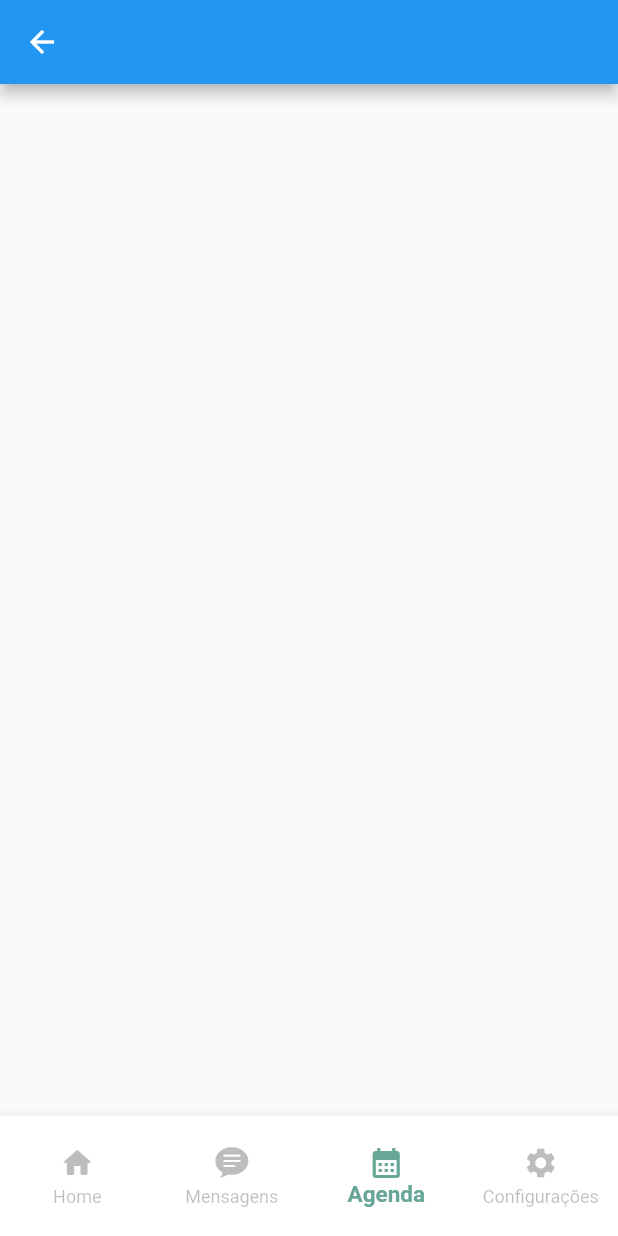
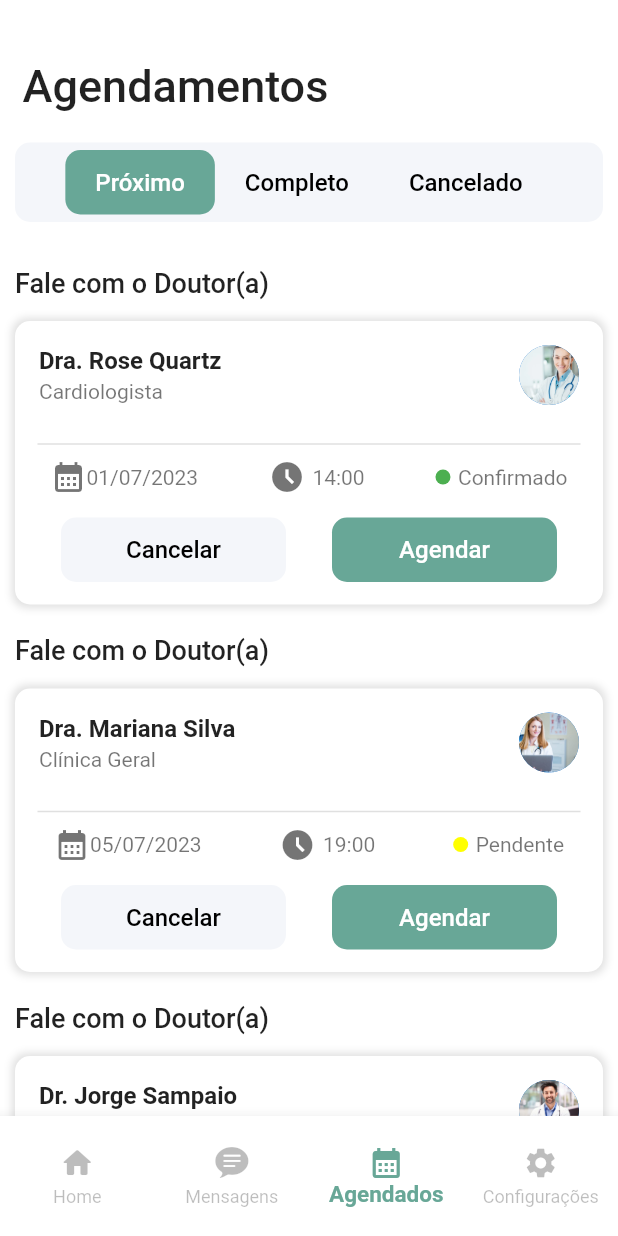
Before and after one commit to CaioReis29/hospital-app, a Flutter app: the NavbarRotas screen opened directly, item 3 of the bottom bar chosen, on a phone screen of 412 x 824 dp. Run offline on Flutter 3.47's test engine with Material 2 defaults, Android fonts, the phone set to English and light mode, and no system bars.

Commit message:
add-consultas-agendadas

```diff
--- /dev/null
+++ b/lib/pages/agendamentos.dart
@@ -0,0 +1,148 @@
+import 'package:flutter/material.dart';
+import 'package:hospital_app/widgets/consultas_canceladas.dart';
+import 'package:hospital_app/widgets/consultas_completas.dart';
+import 'package:hospital_app/widgets/consultas_proximas.dart';
+
+class Calendario extends StatefulWidget {
+  const Calendario({super.key});
+
+  @override
+  State<Calendario> createState() => _CalendarioState();
+}
+
+class _CalendarioState extends State<Calendario> {
+  int _botaoIndex = 0;
+
+  final _agendaWidgets = [
+    ConsultasProximas(),
+    ConsultasCompletas(),
+    ConsultasCanceladas(),
+  ];
+
+  @override
+  Widget build(BuildContext context) {
+    return SingleChildScrollView(
+      child: Padding(
+        padding: EdgeInsets.only(top: 40),
+        child: Column(
+          crossAxisAlignment: CrossAxisAlignment.start,
+          children: [
+            Padding(
+              padding: EdgeInsets.symmetric(horizontal: 15),
+              child: Text(
+                'Agendamentos',
+                style: TextStyle(
+                  fontSize: 30,
+                  fontWeight: FontWeight.w500,
+                ),
+              ),
+            ),
+            SizedBox(
+              height: 20,
+            ),
+            Container(
+              padding: EdgeInsets.all(5),
+              margin: EdgeInsets.symmetric(horizontal: 10),
+              decoration: BoxDecoration(
+                  color: Color(0xFFF4F6FA),
+                  borderRadius: BorderRadius.circular(10)),
+              child: Row(
+                mainAxisAlignment: MainAxisAlignment.center,
+                children: [
+                  InkWell(
+                    onTap: () {
+                      setState(() {
+                        _botaoIndex = 0;
+                      });
+                    },
+                    child: Container(
+                      padding:
+                          EdgeInsets.symmetric(vertical: 12, horizontal: 20),
+                      decoration: BoxDecoration(
+                        color: _botaoIndex == 0
+                            ? Color(0xFF68A797)
+                            : Colors.transparent,
+                        borderRadius: BorderRadius.circular(10),
+                      ),
+                      child: Text(
+                        'Próximo',
+                        style: TextStyle(
+                            fontSize: 16,
+                            fontWeight: FontWeight.w500,
+                            color:
+                                _botaoIndex == 0
+                                ? Colors.white
+                                : Colors.black
+                                ),
+                      ),
+                    ),
+                  ),
+                  InkWell(
+                    onTap: () {
+                      setState(() {
+                        _botaoIndex = 1;
+                      });
+                    },
+                    child: Container(
+                      padding:
+                          EdgeInsets.symmetric(vertical: 12, horizontal: 20),
+                      decoration: BoxDecoration(
+                        color: _botaoIndex == 1
+                            ? Color(0xFF68A797)
+                            : Colors.transparent,
+                        borderRadius: BorderRadius.circular(10),
+                      ),
+                      child: Text(
+                        'Completo',
+                        style: TextStyle(
+                            fontSize: 16,
+                            fontWeight: FontWeight.w500,
+                            color:
+                                _botaoIndex == 1
+                                ? Colors.white
+                                : Colors.black
+                                ),
+                      ),
+                    ),
+                  ),
+                  InkWell(
+                    onTap: () {
+                      setState(() {
+                        _botaoIndex = 2;
+                      });
+                    },
+                    child: Container(
+                      padding:
+                          EdgeInsets.symmetric(vertical: 12, horizontal: 20),
+                      decoration: BoxDecoration(
+                        color: _botaoIndex == 2
+                            ? Color(0xFF68A797)
+                            : Colors.transparent,
+                        borderRadius: BorderRadius.circular(10),
+                      ),
+                      child: Text(
+                        'Cancelado',
+                        style: TextStyle(
+                            fontSize: 16,
+                            fontWeight: FontWeight.w500,
+                            color:
+                                _botaoIndex == 2
+                                ? Colors.white
+                                : Colors.black
+                                ),
+                      ),
+                    ),
+                  ),
+                ],
+              ),
+            ),
+            SizedBox(
+              height: 30,
+            ),
+            _agendaWidgets[_botaoIndex],
+          ],
+        ),
+      ),
+    );
+  }
+}
--- a/lib/pages/calendario.dart
+++ /dev/null
@@ -1,20 +0,0 @@
-import 'package:flutter/material.dart';
-
-class Calendario extends StatefulWidget {
-
-  const Calendario({ super.key });
-
-  @override
-  State<Calendario> createState() => _CalendarioState();
-}
-
-class _CalendarioState extends State<Calendario> {
-
-   @override
-   Widget build(BuildContext context) {
-       return Scaffold(
-           appBar: AppBar(title: const Text(''),),
-           body: Container(),
-       );
-  }
-}
--- a/lib/pages/home_page.dart
+++ b/lib/pages/home_page.dart
@@ -1,5 +1,5 @@
 import 'package:flutter/material.dart';
-import 'package:hospital_app/pages/agendamento.dart';
+import 'package:hospital_app/pages/visualizar_medico.dart';
 
 class HomePage extends StatelessWidget {
   List sintomas = [
--- /dev/null
+++ b/lib/widgets/consultas_canceladas.dart
@@ -0,0 +1,15 @@
+import 'package:flutter/material.dart';
+
+class ConsultasCanceladas extends StatelessWidget {
+  const ConsultasCanceladas({super.key});
+
+  @override
+  Widget build(BuildContext context) {
+    return Padding(
+      padding: EdgeInsets.symmetric(horizontal: 15),
+      child: Column(
+        children: [],
+      ),
+    );
+  }
+}
--- /dev/null
+++ b/lib/widgets/consultas_completas.dart
@@ -0,0 +1,15 @@
+import 'package:flutter/material.dart';
+
+class ConsultasCompletas extends StatelessWidget {
+  const ConsultasCompletas({super.key});
+
+  @override
+  Widget build(BuildContext context) {
+    return Padding(
+      padding: EdgeInsets.symmetric(horizontal: 15),
+      child: Column(
+        children: [],
+      ),
+    );
+  }
+}
--- /dev/null
+++ b/lib/widgets/consultas_proximas.dart
@@ -0,0 +1,469 @@
+import 'package:flutter/material.dart';
+
+class ConsultasProximas extends StatelessWidget {
+  const ConsultasProximas({super.key});
+
+  @override
+  Widget build(BuildContext context) {
+    return Padding(
+      padding: EdgeInsets.symmetric(
+        horizontal: 10,
+      ),
+      child: Column(
+        crossAxisAlignment: CrossAxisAlignment.start,
+        children: [
+          Text(
+            'Fale com o Doutor(a)',
+            style: TextStyle(fontSize: 18, fontWeight: FontWeight.w500),
+          ),
+          SizedBox(
+            height: 15,
+          ),
+          Container(
+            decoration: BoxDecoration(
+              color: Colors.white,
+              borderRadius: BorderRadius.circular(10),
+              boxShadow: [
+                BoxShadow(color: Colors.black12, blurRadius: 4, spreadRadius: 2)
+              ],
+            ),
+            child: SizedBox(
+              width: MediaQuery.of(context).size.width,
+              child: Container(
+                margin: EdgeInsets.only(bottom: 5),
+                child: Column(
+                  children: [
+                    ListTile(
+                      title: Text(
+                        "Dra. Rose Quartz",
+                        style: TextStyle(fontWeight: FontWeight.bold),
+                      ),
+                      subtitle: Text('Cardiologista'),
+                      trailing: CircleAvatar(
+                        backgroundImage: AssetImage('assets/img/medico1.jpg'),
+                      ),
+                    ),
+                    Padding(
+                      padding: EdgeInsets.symmetric(horizontal: 15),
+                      child: Divider(
+                        thickness: 1,
+                        height: 20,
+                      ),
+                    ),
+                    Row(
+                      mainAxisAlignment: MainAxisAlignment.spaceAround,
+                      children: [
+                        Row(
+                          children: [
+                            Icon(
+                              Icons.calendar_month,
+                              color: Colors.black54,
+                            ),
+                            Text(
+                              "01/07/2023",
+                              style: TextStyle(
+                                color: Colors.black54,
+                              ),
+                            ),
+                          ],
+                        ),
+                        Row(
+                          children: [
+                            Icon(
+                              Icons.access_time_filled_outlined,
+                              color: Colors.black54,
+                            ),
+                            SizedBox(
+                              width: 5,
+                            ),
+                            Text(
+                              '14:00',
+                              style: TextStyle(
+                                color: Colors.black54,
+                              ),
+                            ),
+                          ],
+                        ),
+                        Row(
+                          children: [
+                            Container(
+                              padding: EdgeInsets.all(5),
+                              decoration: BoxDecoration(
+                                color: Colors.green,
+                                shape: BoxShape.circle,
+                              ),
+                            ),
+                            SizedBox(
+                              width: 5,
+                            ),
+                            Text(
+                              'Confirmado',
+                              style: TextStyle(color: Colors.black54),
+                            ),
+                          ],
+                        ),
+                      ],
+                    ),
+                    SizedBox(
+                      height: 15,
+                    ),
+                    Row(
+                      mainAxisAlignment: MainAxisAlignment.spaceEvenly,
+                      children: [
+                        InkWell(
+                          onTap: () {},
+                          child: Container(
+                            width: 150,
+                            padding: EdgeInsets.symmetric(vertical: 12),
+                            decoration: BoxDecoration(
+                              color: Color(0xFFF4F6FA),
+                              borderRadius: BorderRadius.circular(10),
+                            ),
+                            child: Center(
+                              child: Text(
+                                'Cancelar',
+                                style: TextStyle(
+                                    fontSize: 16,
+                                    fontWeight: FontWeight.w500,
+                                    color: Colors.black),
+                              ),
+                            ),
+                          ),
+                        ),
+                        InkWell(
+                          onTap: () {},
+                          child: Container(
+                            width: 150,
+                            padding: EdgeInsets.symmetric(vertical: 12),
+                            decoration: BoxDecoration(
+                              color: Color(0xFF68A797),
+                              borderRadius: BorderRadius.circular(10),
+                            ),
+                            child: Center(
+                              child: Text(
+                                'Agendar',
+                                style: TextStyle(
+                                    fontSize: 16,
+                                    fontWeight: FontWeight.w500,
+                                    color: Colors.white),
+                              ),
+                            ),
+                          ),
+                        ),
+                      ],
+                    ),
+                    SizedBox(
+                      height: 10,
+                    ),
+                  ],
+                ),
+              ),
+            ),
+          ),
+          SizedBox(
+            height: 20,
+          ),
+          Text(
+            'Fale com o Doutor(a)',
+            style: TextStyle(fontSize: 18, fontWeight: FontWeight.w500),
+          ),
+          SizedBox(
+            height: 15,
+          ),
+          Container(
+            decoration: BoxDecoration(
+              color: Colors.white,
+              borderRadius: BorderRadius.circular(10),
+              boxShadow: [
+                BoxShadow(color: Colors.black12, blurRadius: 4, spreadRadius: 2)
+              ],
+            ),
+            child: SizedBox(
+              width: MediaQuery.of(context).size.width,
+              child: Container(
+                margin: EdgeInsets.only(bottom: 5),
+                child: Column(
+                  children: [
+                    ListTile(
+                      title: Text(
+                        "Dra. Mariana Silva",
+                        style: TextStyle(fontWeight: FontWeight.bold),
+                      ),
+                      subtitle: Text('Clínica Geral'),
+                      trailing: CircleAvatar(
+                        backgroundImage: AssetImage('assets/img/medico3.jpg'),
+                      ),
+                    ),
+                    Padding(
+                      padding: EdgeInsets.symmetric(horizontal: 15),
+                      child: Divider(
+                        thickness: 1,
+                        height: 20,
+                      ),
+                    ),
+                    Row(
+                      mainAxisAlignment: MainAxisAlignment.spaceAround,
+                      children: [
+                        Row(
+                          children: [
+                            Icon(
+                              Icons.calendar_month,
+                              color: Colors.black54,
+                            ),
+                            Text(
+                              "05/07/2023",
+                              style: TextStyle(
+                                color: Colors.black54,
+                              ),
+                            ),
+                          ],
+                        ),
+                        Row(
+                          children: [
+                            Icon(
+                              Icons.access_time_filled_outlined,
+                              color: Colors.black54,
+                            ),
+                            SizedBox(
+                              width: 5,
+                            ),
+                            Text(
+                              '19:00',
+                              style: TextStyle(
+                                color: Colors.black54,
+                              ),
+                            ),
+                          ],
+                        ),
+                        Row(
+                          children: [
+                            Container(
+                              padding: EdgeInsets.all(5),
+                              decoration: BoxDecoration(
+                                color: Colors.yellowAccent,
+                                shape: BoxShape.circle,
+                              ),
+                            ),
+                            SizedBox(
+                              width: 5,
+                            ),
+                            Text(
+                              'Pendente',
+                              style: TextStyle(color: Colors.black54),
+                            ),
+                          ],
+                        ),
+                      ],
+                    ),
+                    SizedBox(
+                      height: 15,
+                    ),
+                    Row(
+                      mainAxisAlignment: MainAxisAlignment.spaceEvenly,
+                      children: [
+                        InkWell(
+                          onTap: () {},
+                          child: Container(
+                            width: 150,
+                            padding: EdgeInsets.symmetric(vertical: 12),
+                            decoration: BoxDecoration(
+                              color: Color(0xFFF4F6FA),
+                              borderRadius: BorderRadius.circular(10),
+                            ),
+                            child: Center(
+                              child: Text(
+                                'Cancelar',
+                                style: TextStyle(
+                                    fontSize: 16,
+                                    fontWeight: FontWeight.w500,
+                                    color: Colors.black),
+                              ),
+                            ),
+                          ),
+                        ),
+                        InkWell(
+                          onTap: () {},
+                          child: Container(
+                            width: 150,
+                            padding: EdgeInsets.symmetric(vertical: 12),
+                            decoration: BoxDecoration(
+                              color: Color(0xFF68A797),
+                              borderRadius: BorderRadius.circular(10),
+                            ),
+                            child: Center(
+                              child: Text(
+                                'Agendar',
+                                style: TextStyle(
+                                    fontSize: 16,
+                                    fontWeight: FontWeight.w500,
+                                    color: Colors.white),
+                              ),
+                            ),
+                          ),
+                        ),
+                      ],
+                    ),
+                    SizedBox(
+                      height: 10,
+                    ),
+                  ],
+                ),
+              ),
+            ),
+          ),
+          SizedBox(
+            height: 20,
+          ),
+          Text(
+            'Fale com o Doutor(a)',
+            style: TextStyle(fontSize: 18, fontWeight: FontWeight.w500),
+          ),
+          SizedBox(
+            height: 15,
+          ),
+          Container(
+            decoration: BoxDecoration(
+              color: Colors.white,
+              borderRadius: BorderRadius.circular(10),
+              boxShadow: [
+                BoxShadow(color: Colors.black12, blurRadius: 4, spreadRadius: 2)
+              ],
+            ),
+            child: SizedBox(
+              width: MediaQuery.of(context).size.width,
+              child: Container(
+                margin: EdgeInsets.only(bottom: 5),
+                child: Column(
+                  children: [
+                    ListTile(
+                      title: Text(
+                        "Dr. Jorge Sampaio",
+                        style: TextStyle(fontWeight: FontWeight.bold),
+                      ),
+                      subtitle: Text('Dermatologista'),
+                      trailing: CircleAvatar(
+                        backgroundImage: AssetImage('assets/img/medico4.jpg'),
+                      ),
+                    ),
+                    Padding(
+                      padding: EdgeInsets.symmetric(horizontal: 15),
+                      child: Divider(
+                        thickness: 1,
+                        height: 20,
+                      ),
+                    ),
+                    Row(
+                      mainAxisAlignment: MainAxisAlignment.spaceAround,
+                      children: [
+                        Row(
+                          children: [
+                            Icon(
+                              Icons.calendar_month,
+                              color: Colors.black54,
+                            ),
+                            Text(
+                              "11/07/2023",
+                              style: TextStyle(
+                                color: Colors.black54,
+                              ),
+                            ),
+                          ],
+                        ),
+                        Row(
+                          children: [
+                            Icon(
+                              Icons.access_time_filled_outlined,
+                              color: Colors.black54,
+                            ),
+                            SizedBox(
+                              width: 5,
+                            ),
+                            Text(
+                              '09:30',
+                              style: TextStyle(
+                                color: Colors.black54,
+                              ),
+                            ),
+                          ],
+                        ),
+                        Row(
+                          children: [
+                            Container(
+                              padding: EdgeInsets.all(5),
+                              decoration: BoxDecoration(
+                                color: Colors.green,
+                                shape: BoxShape.circle,
+                              ),
+                            ),
+                            SizedBox(
+                              width: 5,
+                            ),
+                            Text(
+                              'Confirmado',
+                              style: TextStyle(color: Colors.black54),
+                            ),
+                          ],
+                        ),
+                      ],
+                    ),
+                    SizedBox(
+                      height: 15,
+                    ),
+                    Row(
+                      mainAxisAlignment: MainAxisAlignment.spaceEvenly,
+                      children: [
+                        InkWell(
+                          onTap: () {},
+                          child: Container(
+                            width: 150,
+                            padding: EdgeInsets.symmetric(vertical: 12),
+                            decoration: BoxDecoration(
+                              color: Color(0xFFF4F6FA),
+                              borderRadius: BorderRadius.circular(10),
+                            ),
+                            child: Center(
+                              child: Text(
+                                'Cancelar',
+                                style: TextStyle(
+                                    fontSize: 16,
+                                    fontWeight: FontWeight.w500,
+                                    color: Colors.black),
+                              ),
+                            ),
+                          ),
+                        ),
+                        InkWell(
+                          onTap: () {},
+                          child: Container(
+                            width: 150,
+                            padding: EdgeInsets.symmetric(vertical: 12),
+                            decoration: BoxDecoration(
+                              color: Color(0xFF68A797),
+                              borderRadius: BorderRadius.circular(10),
+                            ),
+                            child: Center(
+                              child: Text(
+                                'Agendar',
+                                style: TextStyle(
+                                    fontSize: 16,
+                                    fontWeight: FontWeight.w500,
+                                    color: Colors.white),
+                              ),
+                            ),
+                          ),
+                        ),
+                      ],
+                    ),
+                    SizedBox(
+                      height: 10,
+                    ),
+                  ],
+                ),
+              ),
+            ),
+          ),
+        ],
+      ),
+    );
+  }
+}
--- a/lib/widgets/navbar_rotas.dart
+++ b/lib/widgets/navbar_rotas.dart
@@ -1,6 +1,6 @@
 import 'package:flutter/cupertino.dart';
 import 'package:flutter/material.dart';
-import 'package:hospital_app/pages/calendario.dart';
+import 'package:hospital_app/pages/agendamentos.dart';
 import 'package:hospital_app/pages/chats.dart';
 import 'package:hospital_app/pages/configuracoes.dart';
 import 'package:hospital_app/pages/home_page.dart';
@@ -53,7 +53,7 @@ class _NavbarRotasState extends State<NavbarRotas> {
                   icon: Icon(CupertinoIcons.chat_bubble_text_fill),
                   label: 'Mensagens'),
               BottomNavigationBarItem(
-                  icon: Icon(Icons.calendar_month), label: 'Agenda'),
+                  icon: Icon(Icons.calendar_month), label: 'Agendados'),
               BottomNavigationBarItem(
                   icon: Icon(Icons.settings), label: 'Configurações'),
             ]),
```
Also changed, not shown: lib/pages/visualizar_medico.dart (renamed from lib/pages/agendamento.dart).
